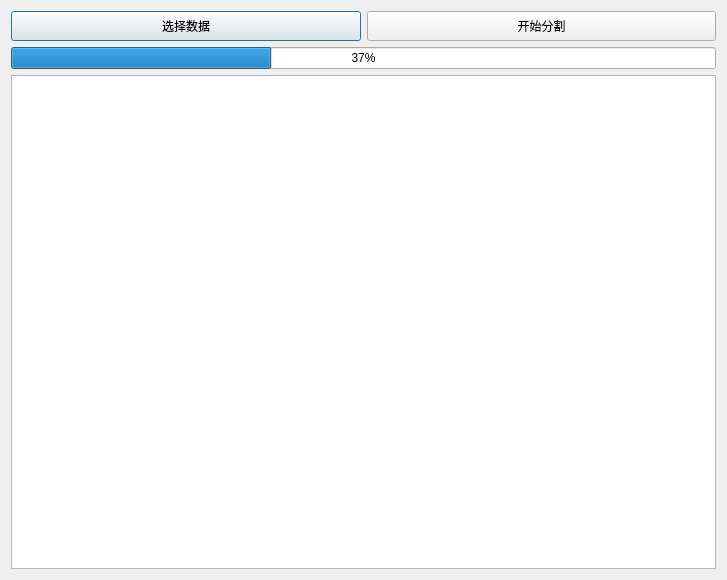
The window that ui_page/page_one.ui (ineed2underfit/pyqt_apriori) describes before a commit, drawn with Qt 5.
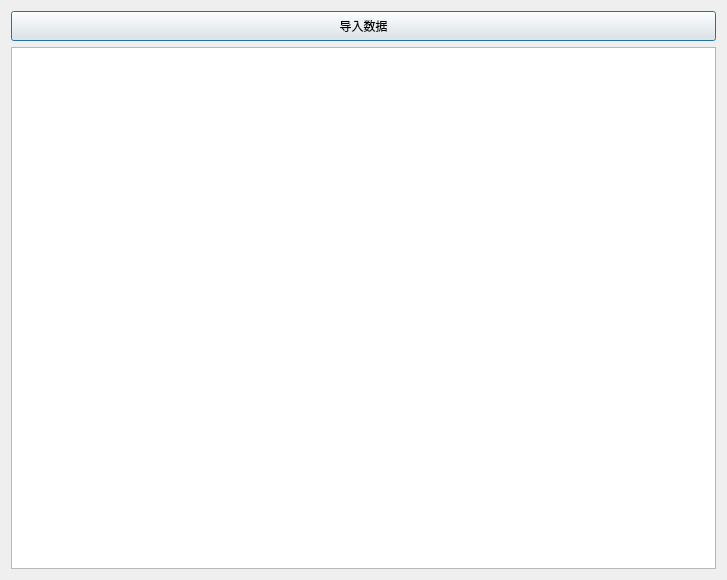
The same window after the commit.

Commit message: 已完成page_one选择文件弹出后默认地址为数据集的功能

What changed in the file:
```diff
--- a/ui_page/page_one.ui
+++ b/ui_page/page_one.ui
@@ -37,7 +37,7 @@
         </size>
        </property>
        <property name="text">
-        <string>选择数据</string>
+        <string>导入数据</string>
        </property>
        <property name="autoDefault">
         <bool>true</bool>
@@ -47,43 +47,8 @@
        </property>
       </widget>
      </item>
-     <item>
-      <widget class="QPushButton" name="pushButton_2">
-       <property name="minimumSize">
-        <size>
-         <width>0</width>
-         <height>30</height>
-        </size>
-       </property>
-       <property name="text">
-        <string>开始分割</string>
-       </property>
-       <property name="autoDefault">
-        <bool>false</bool>
-       </property>
-       <property name="default">
-        <bool>false</bool>
-       </property>
-      </widget>
-     </item>
     </layout>
    </item>
-   <item>
-    <widget class="QProgressBar" name="progressBar">
-     <property name="sizePolicy">
-      <sizepolicy hsizetype="Expanding" vsizetype="Minimum">
-       <horstretch>0</horstretch>
-       <verstretch>0</verstretch>
-      </sizepolicy>
-     </property>
-     <property name="value">
-      <number>37</number>
-     </property>
-     <property name="orientation">
-      <enum>Qt::Orientation::Horizontal</enum>
-     </property>
-    </widget>
-   </item>
    <item>
     <widget class="QTextEdit" name="textEdit">
      <property name="minimumSize">
```
The commit also changes 51 other files.
